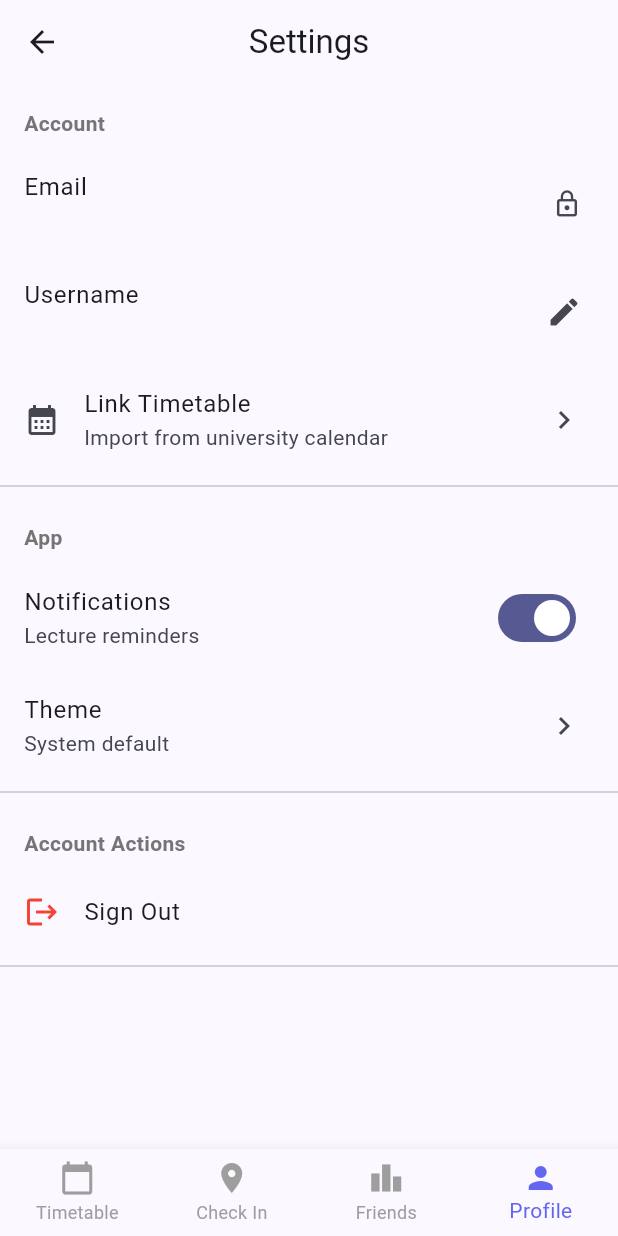
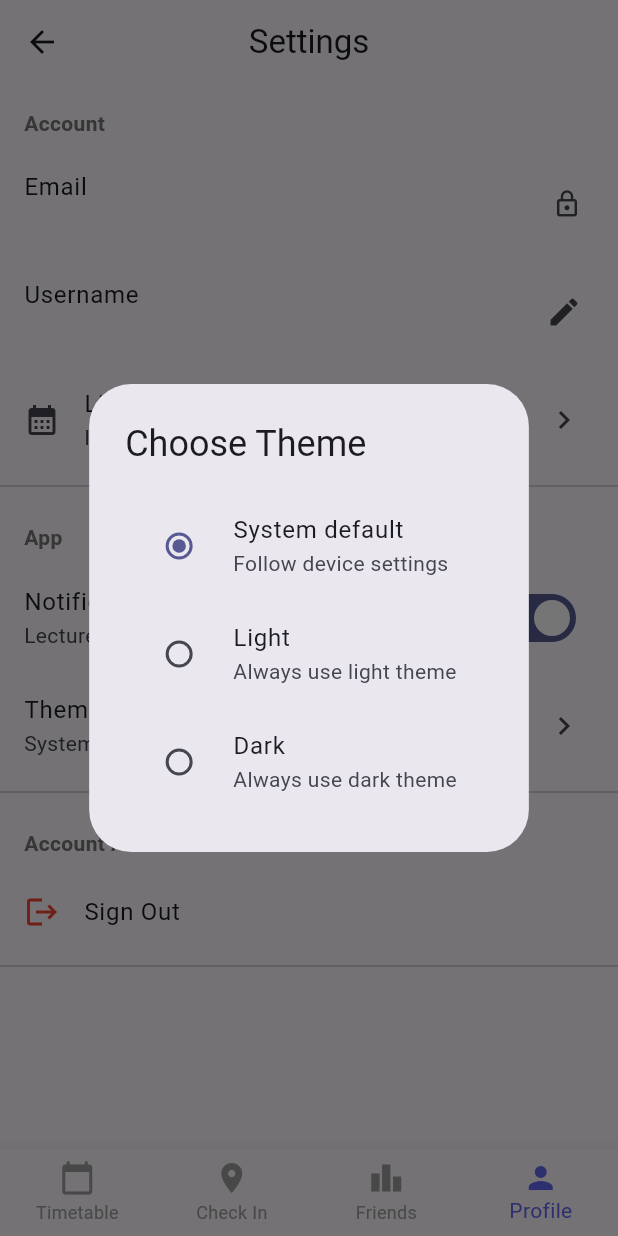
Before and after one commit to AaronGodwood/attendrr, a Flutter app: the SettingsPage screen opened by its route, after a tap on "Theme", on a phone screen of 412 x 824 dp. Run offline on Flutter 3.47's test engine with Material 3 defaults, Android fonts, the phone set to English and light mode, and no system bars; our stand-ins replace equatable, fl_chart, flutter_dotenv, flutter_local_notifications, geolocator, go_router and 3 more; missing offline and left inert: icalendar_parser; accounts and stored records are empty; network calls fail.

Commit message:
Fixed theme mode so now user's can choose light/dark/system default. Choice remembered across sessions.

```diff
--- a/lib/pages/settings_page.dart
+++ b/lib/pages/settings_page.dart
@@ -3,6 +3,7 @@ import 'package:provider/provider.dart';
 import 'package:go_router/go_router.dart';
 import '../providers/auth_provider.dart';
 import '../providers/profile_provider.dart';
+import '../providers/theme_provider.dart';
 import '../widgets/settings/ical_setup_dialog.dart';
 
 class SettingsPage extends StatelessWidget {
@@ -45,11 +46,15 @@ class SettingsPage extends StatelessWidget {
                   subtitle: const Text('Lecture reminders'),
                   trailing: Switch(value: true, onChanged: (_) {}),
                 ),
-                ListTile(
-                  title: const Text('Theme'),
-                  subtitle: const Text('System default'),
-                  trailing: const Icon(Icons.chevron_right),
-                  onTap: () {},
+                Consumer<ThemeProvider>(
+                  builder: (context, themeProvider, _) {
+                    return ListTile(
+                      title: const Text('Theme'),
+                      subtitle: Text(themeProvider.themeModeLabel),
+                      trailing: const Icon(Icons.chevron_right),
+                      onTap: () => _showThemeDialog(context),
+                    );
+                  },
                 ),
               ]),
 
@@ -112,6 +117,58 @@ class SettingsPage extends StatelessWidget {
     );
   }
 
+  void _showThemeDialog(BuildContext context) {
+    final themeProvider = context.read<ThemeProvider>();
+
+    showDialog(
+      context: context,
+      builder: (context) => AlertDialog(
+        title: const Text('Choose Theme'),
+        content: Column(
+          mainAxisSize: MainAxisSize.min,
+          children: [
+            RadioListTile<ThemeMode>(
+              title: const Text('System default'),
+              subtitle: const Text('Follow device settings'),
+              value: ThemeMode.system,
+              groupValue: themeProvider.themeMode,
+              onChanged: (mode) {
+                if (mode != null) {
+                  themeProvider.setThemeMode(mode);
+                  Navigator.pop(context);
+                }
+              },
+            ),
+            RadioListTile<ThemeMode>(
+              title: const Text('Light'),
+              subtitle: const Text('Always use light theme'),
+              value: ThemeMode.light,
+              groupValue: themeProvider.themeMode,
+              onChanged: (mode) {
+                if (mode != null) {
+                  themeProvider.setThemeMode(mode);
+                  Navigator.pop(context);
+                }
+              },
+            ),
+            RadioListTile<ThemeMode>(
+              title: const Text('Dark'),
+              subtitle: const Text('Always use dark theme'),
+              value: ThemeMode.dark,
+              groupValue: themeProvider.themeMode,
+              onChanged: (mode) {
+                if (mode != null) {
+                  themeProvider.setThemeMode(mode);
+                  Navigator.pop(context);
+                }
+              },
+            ),
+          ],
+        ),
+      ),
+    );
+  }
+
   void _handleSignOut(BuildContext context) {
     showDialog(
       context: context,
--- /dev/null
+++ b/lib/providers/theme_provider.dart
@@ -0,0 +1,77 @@
+import 'package:flutter/material.dart';
+import 'package:shared_preferences/shared_preferences.dart';
+import '../utils/constants.dart';
+
+class ThemeProvider extends ChangeNotifier {
+  ThemeMode _themeMode = ThemeMode.system;
+
+  ThemeMode get themeMode => _themeMode;
+
+  String get themeModeLabel {
+    switch (_themeMode) {
+      case ThemeMode.light:
+        return 'Light';
+      case ThemeMode.dark:
+        return 'Dark';
+      case ThemeMode.system:
+        return 'System default';
+    }
+  }
+
+  ThemeProvider() {
+    _loadThemeMode();
+  }
+
+  Future<void> _loadThemeMode() async {
+    try {
+      final prefs = await SharedPreferences.getInstance();
+      final savedMode = prefs.getString(StorageKeys.themeMode);
+
+      if (savedMode != null) {
+        switch (savedMode) {
+          case 'light':
+            _themeMode = ThemeMode.light;
+            break;
+          case 'dark':
+            _themeMode = ThemeMode.dark;
+            break;
+          case 'system':
+            _themeMode = ThemeMode.system;
+            break;
+        }
+        notifyListeners();
+      }
+    } catch (e) {
+      // If loading fails, keep the default ThemeMode.system
+      debugPrint('Failed to load theme mode: $e');
+    }
+  }
+
+  Future<void> setThemeMode(ThemeMode mode) async {
+    if (_themeMode == mode) return;
+
+    _themeMode = mode;
+    notifyListeners();
+
+    try {
+      final prefs = await SharedPreferences.getInstance();
+      String modeString;
+
+      switch (mode) {
+        case ThemeMode.light:
+          modeString = 'light';
+          break;
+        case ThemeMode.dark:
+          modeString = 'dark';
+          break;
+        case ThemeMode.system:
+          modeString = 'system';
+          break;
+      }
+
+      await prefs.setString(StorageKeys.themeMode, modeString);
+    } catch (e) {
+      debugPrint('Failed to save theme mode: $e');
+    }
+  }
+}
```
Also changed, not shown: lib/main.dart (+5 -3 lines).
